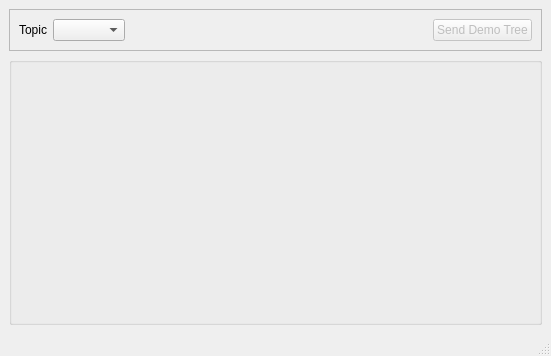
First picture: the form in py_trees_ros_viewer/main_window.ui, repository splintered-reality/py_trees_ros_viewer, before the edit.
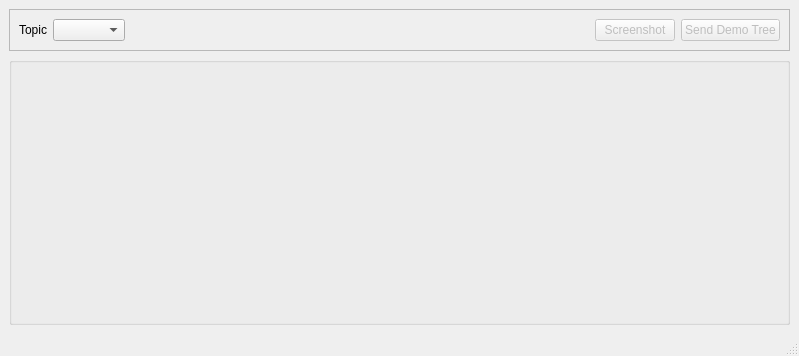
Second picture: the form after the edit. Icons and pictures are not drawn. Custom widgets are drawn as their Qt base class.

Commit message: [qt] screenshots

```diff
--- a/py_trees_ros_viewer/main_window.ui
+++ b/py_trees_ros_viewer/main_window.ui
@@ -6,7 +6,7 @@
    <rect>
     <x>0</x>
     <y>0</y>
-    <width>551</width>
+    <width>799</width>
     <height>356</height>
    </rect>
   </property>
@@ -64,6 +64,16 @@
          </property>
         </spacer>
        </item>
+       <item>
+        <widget class="QPushButton" name="screenshot_button">
+         <property name="enabled">
+          <bool>false</bool>
+         </property>
+         <property name="text">
+          <string>Screenshot</string>
+         </property>
+        </widget>
+       </item>
        <item>
         <widget class="QPushButton" name="send_button">
          <property name="enabled">
```
Left out of the diff: 4 changed lines with no effect on the pictures. The commit also changes 3 other files.
